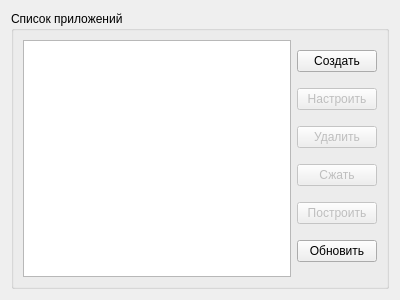
Qt form manager/appsform.ui (TheMrButcher/gamebase_manager) before a commit.
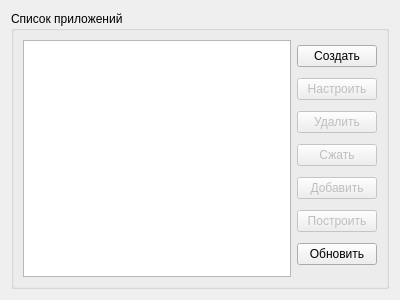
The same form after that commit.

```diff
--- a/manager/appsform.ui
+++ b/manager/appsform.ui
@@ -81,6 +81,16 @@
           </property>
          </widget>
         </item>
+        <item>
+         <widget class="QPushButton" name="addButton">
+          <property name="enabled">
+           <bool>false</bool>
+          </property>
+          <property name="text">
+           <string>Добавить</string>
+          </property>
+         </widget>
+        </item>
         <item>
          <widget class="QPushButton" name="deployButton">
           <property name="enabled">
```
